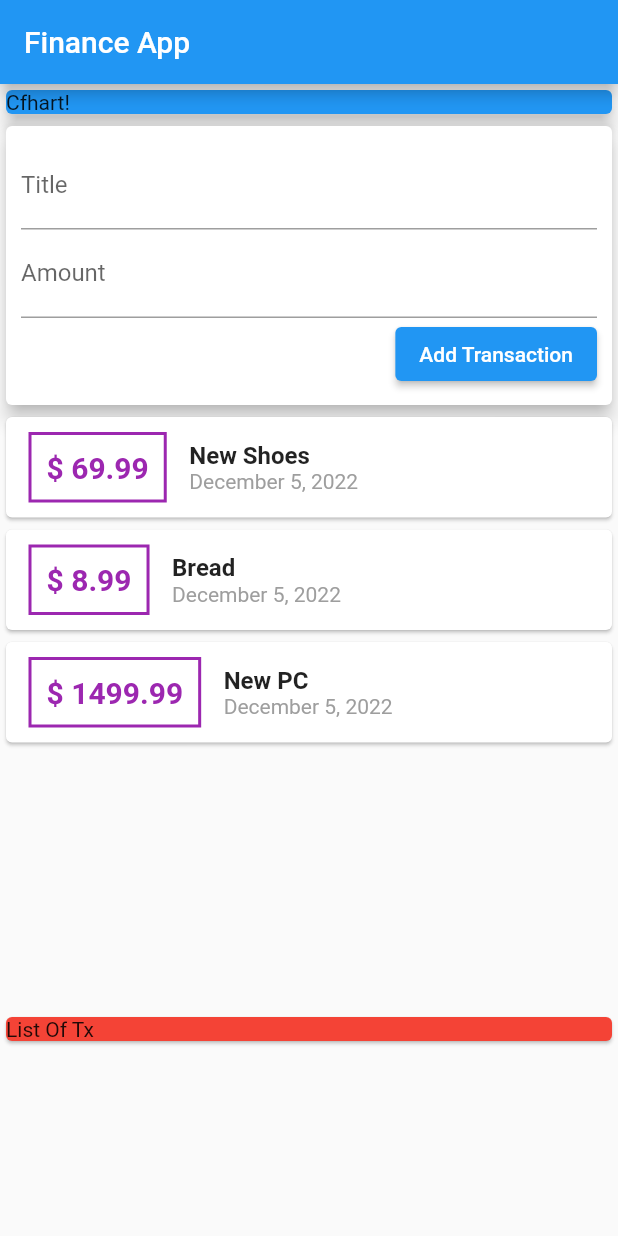
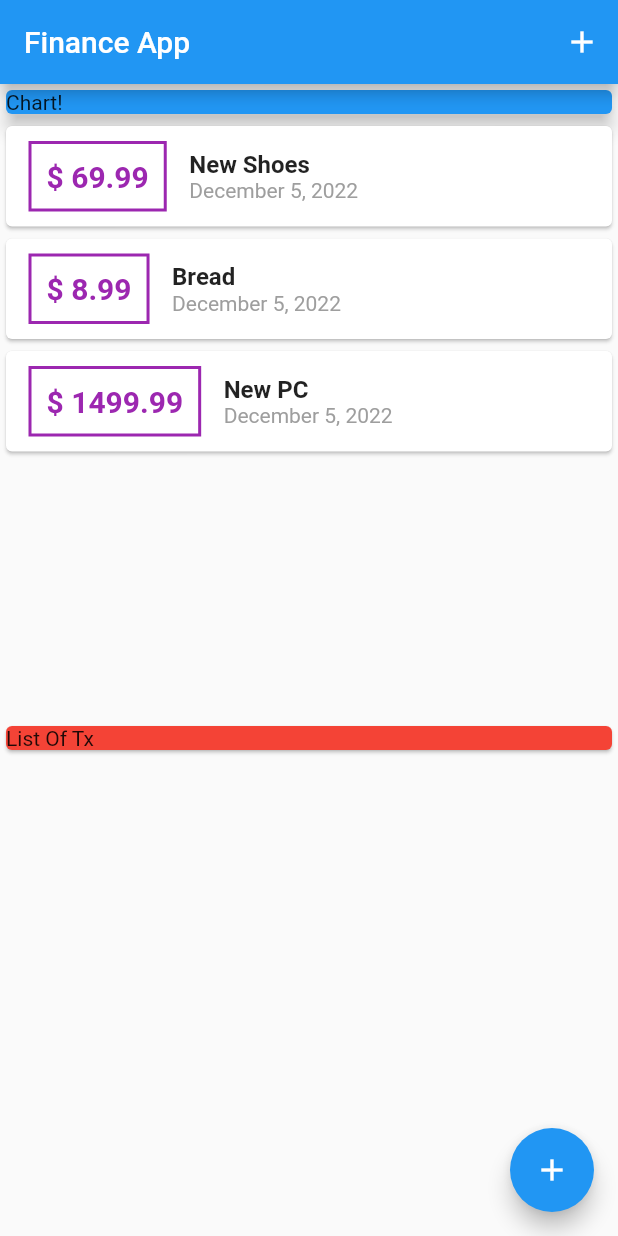
Before and after one commit to Shunsuke-Torus/Finance_app, a Flutter app: the screen it shows after launch, on a phone screen of 412 x 824 dp. Run offline on Flutter 3.47's test engine with Material 2 defaults, Android fonts, the phone set to English and light mode, and no system bars.

Commit message:
Add:追加ボタンを押すことでシートを表示するようにした｡

```diff
--- a/lib/main.dart
+++ b/lib/main.dart
@@ -1,5 +1,7 @@
 import 'package:flutter/material.dart';
-import 'widgets/user_transaction.dart';
+import './widgets/transaction_list.dart';
+import './widgets/new_transaction.dart';
+import './models/transaction.dart';
 
 void main() {
   runApp(const MyApp());
@@ -15,16 +17,78 @@ class MyApp extends StatelessWidget {
   }
 }
 
-class _MyHomePage extends StatelessWidget {
+class _MyHomePage extends StatefulWidget {
+  @override
+  State<_MyHomePage> createState() => _MyHomePageState();
+}
+
+class _MyHomePageState extends State<_MyHomePage> {
+  final titleController = TextEditingController();
+  final amountController = TextEditingController();
+
+  final List<Transaction> _userTransaction = [
+    Transaction(
+      id: "t1",
+      title: "New Shoes",
+      amount: 69.99,
+      date: DateTime.now(),
+    ),
+    Transaction(
+      id: "t2",
+      title: "Bread",
+      amount: 8.99,
+      date: DateTime.now(),
+    ),
+    Transaction(
+      id: "t3",
+      title: "New PC",
+      amount: 1499.99,
+      date: DateTime.now(),
+    ),
+  ];
+
+  void _addNewTransaction(String txTitle, double txAmount) {
+    final newTx = Transaction(
+      id: DateTime.now().toString(),
+      title: txTitle,
+      amount: txAmount,
+      date: DateTime.now(),
+    );
+    //更新するsetState
+    setState(() {
+      _userTransaction.add(newTx);
+      // スプレッド演算子で展開せずにポインタを受け継いだ状態で_userTransaction内に入れる｡
+      // _userTransaction = [..._userTransaction, newTx];
+    });
+  }
+
+  void _startAddNewtransaction(BuildContext ctx) {
+    showModalBottomSheet(
+      context: ctx,
+      builder: (_) {
+        return GestureDetector(
+          onTap: () {},
+          child: NewTransaction(addTx: _addNewTransaction),
+          behavior: HitTestBehavior.opaque,
+        );
+      },
+    );
+  }
+
   @override
   Widget build(BuildContext context) {
     return Scaffold(
       appBar: AppBar(
         title: Text("Finance App"),
+        actions: [
+          IconButton(
+            onPressed: () => _startAddNewtransaction(context),
+            icon: Icon(Icons.add),
+          ),
+        ],
       ),
       body: SingleChildScrollView(
         child: Column(
-            // mainAxisAlignment: MainAxisAlignment.spaceAround,
           crossAxisAlignment: CrossAxisAlignment.stretch,
           children: <Widget>[
             Container(
@@ -33,17 +97,23 @@ class _MyHomePage extends StatelessWidget {
                 elevation: 5,
                 child: Container(
                   width: double.infinity,
-                    child: Text("Cfhart!"),
+                  child: Text("Chart!"),
                 ),
               ),
             ),
-              UserTransactions(),
+            TransactionList(transactions: _userTransaction),
             Card(
               color: Colors.red,
               child: Text("List Of Tx"),
             ),
           ],
         ),
-        ));
+      ),
+      // floatingActionButtonLocation: FloatingActionButtonLocation.centerFloat,
+      floatingActionButton: FloatingActionButton(
+        onPressed: () => _startAddNewtransaction(context),
+        child: Icon(Icons.add),
+      ),
+    );
   }
 }
--- a/lib/widgets/user_transaction.dart
+++ /dev/null
@@ -1,59 +0,0 @@
-import 'package:flutter/material.dart';
-import './transaction_list.dart';
-import './new_transaction.dart';
-import '../models/transaction.dart';
-
-class UserTransactions extends StatefulWidget {
-  @override
-  _UserTransactions createState() => _UserTransactions();
-}
-
-class _UserTransactions extends State<UserTransactions> {
-  final List<Transaction> _userTransaction = [
-    Transaction(
-      id: "t1",
-      title: "New Shoes",
-      amount: 69.99,
-      date: DateTime.now(),
-    ),
-    Transaction(
-      id: "t2",
-      title: "Bread",
-      amount: 8.99,
-      date: DateTime.now(),
-    ),
-    Transaction(
-      id: "t3",
-      title: "New PC",
-      amount: 1499.99,
-      date: DateTime.now(),
-    ),
-  ];
-
-  void _addNewTransaction(String txTitle, double txAmount) {
-    final newTx = Transaction(
-      id: DateTime.now().toString(),
-      title: txTitle,
-      amount: txAmount,
-      date: DateTime.now(),
-    );
-    //更新するsetState
-    setState(() {
-      _userTransaction.add(newTx);
-      // スプレッド演算子で展開せずにポインタを受け継いだ状態で_userTransaction内に入れる｡
-      // _userTransaction = [..._userTransaction, newTx];
-    });
-  }
-
-  @override
-  Widget build(BuildContext context) {
-    return Column(
-      children: [
-        NewTransaction(
-          addTx: _addNewTransaction,
-        ),
-        TransactionList(transactions: _userTransaction),
-      ],
-    );
-  }
-}
```
Lines whose indentation alone changed are shown as unchanged.
